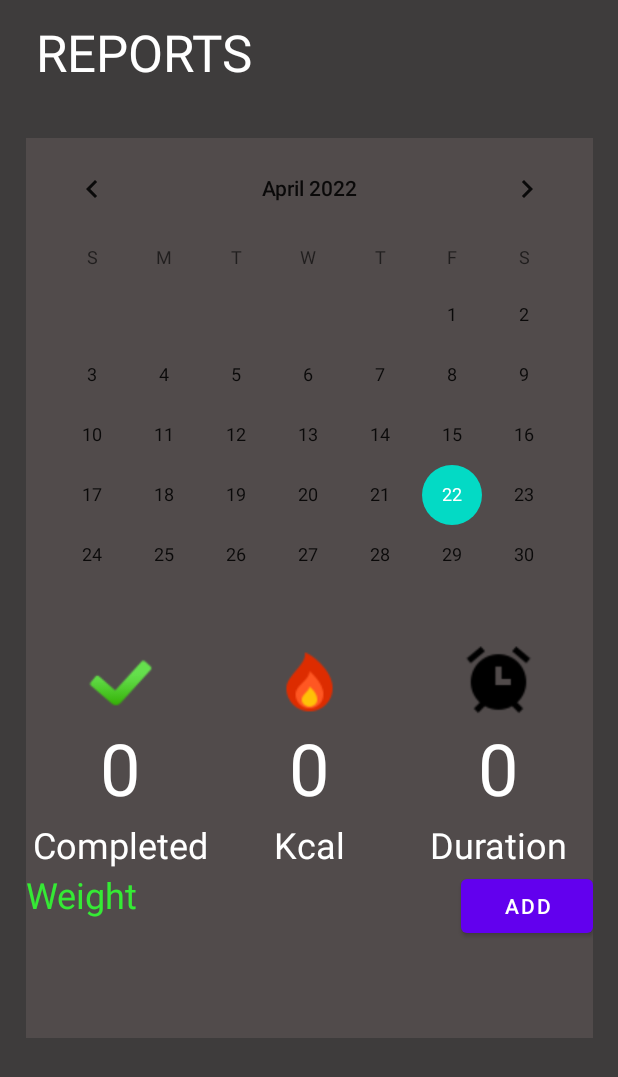
After one commit to dthang3007/homefitness, an Android app: the Reports screen opened directly, with no data from a screen before it, on a phone screen of 412 x 824 dp. The commit adds this screen. Shown: the top 1077 px of the screen. Run offline under Robolectric (Android 15) with nearby library versions, the light colour scheme and no system bars.

Commit message:
Add activity Reports

```diff
--- a/app/src/main/AndroidManifest.xml
+++ b/app/src/main/AndroidManifest.xml
@@ -10,6 +10,9 @@
         android:supportsRtl="true"
         android:theme="@style/Theme.HomeFItness">
         <activity
+            android:name=".Reports"
+            android:exported="false" />
+        <activity
             android:name=".Exercise"
             android:exported="false"
             android:parentActivityName=".MainActivity">
@@ -17,7 +20,6 @@
                 android:name="android.support.PARENT_ACTIVITY"
                 android:value="com.example.homefitness.MainActivity" />
         </activity>
-
         <activity
             android:name=".LoginActivity"
             android:exported="false" />
--- /dev/null
+++ b/app/src/main/java/com/example/homefitness/Reports.java
@@ -0,0 +1,16 @@
+package com.example.homefitness;
+
+import androidx.appcompat.app.AppCompatActivity;
+
+import android.os.Bundle;
+
+public class Reports extends AppCompatActivity {
+
+    @Override
+    protected void onCreate(Bundle savedInstanceState) {
+        super.onCreate(savedInstanceState);
+        setContentView(R.layout.activity_reports);
+    }
+
+
+}
--- a/app/src/main/res/layout/activity_exercise.xml
+++ b/app/src/main/res/layout/activity_exercise.xml
@@ -14,7 +14,7 @@
         android:text="@string/homefit_exercise"
         android:textSize="20sp"
         android:textStyle="bold"
-        app:layout_constraintBottom_toTopOf="@+id/scrollView2"
+        app:layout_constraintBottom_toTopOf="@+id/report"
         app:layout_constraintEnd_toEndOf="parent"
         app:layout_constraintHorizontal_bias="0.07"
         app:layout_constraintStart_toStartOf="parent"
@@ -28,7 +28,7 @@
         android:layout_marginTop="16dp"
         android:text="@string/exercise2"
         android:textSize="16sp"
-        app:layout_constraintBottom_toTopOf="@+id/scrollView2"
+        app:layout_constraintBottom_toTopOf="@+id/report"
         app:layout_constraintEnd_toEndOf="parent"
         app:layout_constraintHorizontal_bias="0.049"
         app:layout_constraintStart_toStartOf="parent"
@@ -36,7 +36,7 @@
         app:layout_constraintVertical_bias="0.0" />
 
     <ScrollView
-        android:id="@+id/scrollView2"
+        android:id="@+id/report"
         android:layout_width="377dp"
         android:layout_height="529dp"
         android:layout_marginTop="1dp"
--- /dev/null
+++ b/app/src/main/res/layout/activity_reports.xml
@@ -0,0 +1,184 @@
+<?xml version="1.0" encoding="utf-8"?>
+<androidx.constraintlayout.widget.ConstraintLayout xmlns:android="http://schemas.android.com/apk/res/android"
+    xmlns:app="http://schemas.android.com/apk/res-auto"
+    xmlns:tools="http://schemas.android.com/tools"
+    android:layout_width="match_parent"
+    android:layout_height="match_parent"
+    android:background="@color/background">
+
+    <TextView
+        android:id="@+id/textView"
+        android:layout_width="150dp"
+        android:layout_height="50dp"
+        android:layout_marginStart="24dp"
+        android:layout_marginTop="12dp"
+        android:text="@string/reports"
+        android:textColor="@color/white"
+        android:textSize="34sp"
+        app:layout_constraintStart_toStartOf="parent"
+        app:layout_constraintTop_toTopOf="parent" />
+
+    <ScrollView
+        android:id="@+id/report"
+        android:layout_width="378dp"
+        android:layout_height="600dp"
+        android:background="#514B4B"
+        android:contentDescription="@string/appbar_scrolling_view_behavior"
+        app:layout_constraintBottom_toBottomOf="parent"
+        app:layout_constraintEnd_toEndOf="parent"
+        app:layout_constraintHorizontal_bias="0.515"
+        app:layout_constraintStart_toStartOf="parent"
+        app:layout_constraintTop_toTopOf="parent"
+        app:layout_constraintVertical_bias="0.41">
+
+        <LinearLayout
+            android:layout_width="match_parent"
+            android:layout_height="wrap_content"
+            android:orientation="vertical">
+
+            <CalendarView
+                android:id="@+id/calendarView2"
+                android:layout_width="match_parent"
+                android:layout_height="wrap_content"
+                android:weekNumberColor="@color/white" />
+
+            <LinearLayout
+                android:layout_width="match_parent"
+                android:layout_height="150dp"
+                android:orientation="horizontal">
+
+                <LinearLayout
+                    android:layout_width="126dp"
+                    android:layout_height="match_parent"
+                    android:orientation="vertical">
+
+                    <ImageView
+                        android:id="@+id/image_completed_exercise"
+                        android:layout_width="match_parent"
+                        android:layout_height="wrap_content"
+                        android:layout_weight="2"
+                        app:srcCompat="@drawable/icons8_check_mark_48" />
+
+                    <TextView
+                        android:id="@+id/number_completed_exercise"
+                        android:layout_width="match_parent"
+                        android:layout_height="wrap_content"
+                        android:layout_weight="4"
+                        android:text="@string/_zero"
+                        android:textAlignment="center"
+                        android:textAppearance="@style/TextAppearance.AppCompat.Large"
+                        android:textColor="@color/white"
+                        android:textSize="48sp" />
+
+                    <TextView
+                        android:id="@+id/completed_exercise"
+                        android:layout_width="match_parent"
+                        android:layout_height="wrap_content"
+                        android:layout_weight="1"
+                        android:text="@string/completed"
+                        android:textAlignment="center"
+                        android:textColor="@color/white"
+                        android:textSize="24sp" />
+                </LinearLayout>
+
+                <LinearLayout
+                    android:layout_width="126dp"
+                    android:layout_height="match_parent"
+                    android:orientation="vertical">
+
+                    <ImageView
+                        android:id="@+id/image_kcal_burned"
+                        android:layout_width="match_parent"
+                        android:layout_height="wrap_content"
+                        android:layout_weight="2"
+                        app:srcCompat="@drawable/icons8_fire_48" />
+
+                    <TextView
+                        android:id="@+id/number_kcal_burned"
+                        android:layout_width="match_parent"
+                        android:layout_height="wrap_content"
+                        android:layout_weight="4"
+                        android:text="@string/_zero"
+                        android:textAlignment="center"
+                        android:textAppearance="@style/TextAppearance.AppCompat.Large"
+                        android:textColor="@color/white"
+                        android:textSize="48sp" />
+
+                    <TextView
+                        android:id="@+id/kcal_burned"
+                        android:layout_width="match_parent"
+                        android:layout_height="wrap_content"
+                        android:layout_weight="1"
+                        android:text="@string/kcal"
+                        android:textAlignment="center"
+                        android:textColor="@color/white"
+                        android:textSize="24sp" />
+                </LinearLayout>
+
+
+                <LinearLayout
+                    android:layout_width="126dp"
+                    android:layout_height="match_parent"
+                    android:orientation="vertical">
+
+                    <ImageView
+                        android:id="@+id/image_pratice_duration"
+                        android:layout_width="match_parent"
+                        android:layout_height="wrap_content"
+                        android:layout_weight="2"
+                        app:srcCompat="@drawable/icons8_retro_alarm_clock_48" />
+
+                    <TextView
+                        android:id="@+id/number_pratice_duration"
+                        android:layout_width="match_parent"
+                        android:layout_height="wrap_content"
+                        android:layout_weight="4"
+                        android:text="@string/_zero"
+                        android:textAlignment="center"
+                        android:textAppearance="@style/TextAppearance.AppCompat.Large"
+                        android:textColor="@color/white"
+                        android:textSize="48sp" />
+
+                    <TextView
+                        android:id="@+id/pratice_duration"
+                        android:layout_width="match_parent"
+                        android:layout_height="wrap_content"
+                        android:layout_weight="1"
+                        android:text="@string/duration"
+                        android:textAlignment="center"
+                        android:textColor="@color/white"
+                        android:textSize="24sp" />
+                </LinearLayout>
+
+            </LinearLayout>
+
+            <androidx.constraintlayout.widget.ConstraintLayout
+                android:layout_width="match_parent"
+                android:layout_height="48dp">
+
+                <TextView
+                    android:id="@+id/Weight"
+                    android:layout_width="wrap_content"
+                    android:layout_height="40dp"
+                    android:text="@string/weight"
+                    android:textColor="@color/green"
+                    android:textSize="24sp"
+                    app:layout_constraintStart_toStartOf="parent"
+                    app:layout_constraintTop_toTopOf="parent" />
+
+                <Button
+                    android:id="@+id/add_button"
+                    android:layout_width="wrap_content"
+                    android:layout_height="48dp"
+                    android:layout_alignParentBottom="false"
+                    android:text="@string/add"
+                    app:layout_constraintEnd_toEndOf="parent"
+                    app:layout_constraintTop_toTopOf="parent" />
+            </androidx.constraintlayout.widget.ConstraintLayout>
+
+        </LinearLayout>
+
+
+    </ScrollView>
+
+</androidx.constraintlayout.widget.ConstraintLayout>
--- a/app/src/main/res/values/colors.xml
+++ b/app/src/main/res/values/colors.xml
@@ -7,4 +7,6 @@
     <color name="teal_700">#FF018786</color>
     <color name="black">#FF000000</color>
     <color name="white">#FFFFFFFF</color>
+    <color name="background">#3E3C3C</color>
+    <color name="green">#35EA35</color>
 </resources>
--- a/app/src/main/res/values/strings.xml
+++ b/app/src/main/res/values/strings.xml
@@ -9,4 +9,11 @@
     <string name="butt_btn">Exercise</string>
     <string name="arm_btn">Exercise</string>
     <string name="leg_btn">Exercise</string>
+    <string name="reports">REPORTS</string>
+    <string name="completed">Completed</string>
+    <string name="_zero">0</string>
+    <string name="kcal">Kcal</string>
+    <string name="duration">Duration</string>
+    <string name="weight">Weight</string>
+    <string name="add">Add</string>
 </resources>
```
Also changed, not shown: app/src/main/res/drawable/icons8_check_mark_48.png (added), app/src/main/res/drawable/icons8_fire_48.png (added), app/src/main/res/drawable/icons8_retro_alarm_clock_48.png (added), 1 other file.
